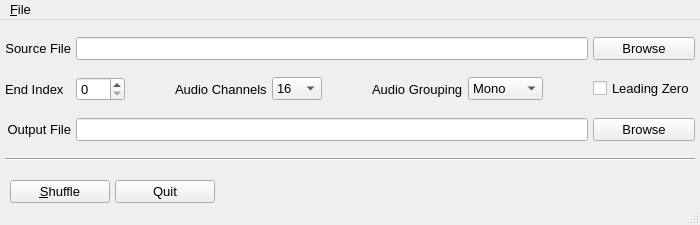
First picture: the form in UI/main_window.ui, repository themgineer/Ultrix-Audio-Shuffling-Generator, before the edit.
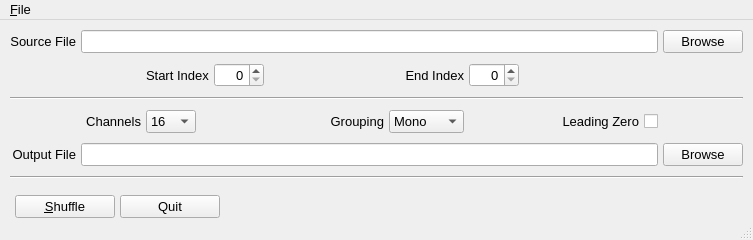
Second picture: the form after the edit. Icons and pictures are not drawn.

Commit message: Updated UI to include start index

```diff
--- a/UI/main_window.ui
+++ b/UI/main_window.ui
@@ -6,8 +6,8 @@
    <rect>
     <x>0</x>
     <y>0</y>
-    <width>700</width>
-    <height>225</height>
+    <width>753</width>
+    <height>240</height>
    </rect>
   </property>
   <property name="sizePolicy">
@@ -19,13 +19,13 @@
   <property name="minimumSize">
    <size>
     <width>700</width>
-    <height>225</height>
+    <height>240</height>
    </size>
   </property>
   <property name="maximumSize">
    <size>
     <width>16777215</width>
-    <height>225</height>
+    <height>240</height>
    </size>
   </property>
   <property name="sizeIncrement">
@@ -49,13 +49,13 @@
   <widget class="QWidget" name="centralwidget">
    <layout class="QGridLayout" name="gridLayout_2">
     <property name="leftMargin">
-     <number>5</number>
+     <number>10</number>
     </property>
     <property name="topMargin">
      <number>0</number>
     </property>
     <property name="rightMargin">
-     <number>5</number>
+     <number>10</number>
     </property>
     <property name="bottomMargin">
      <number>0</number>
@@ -105,6 +105,125 @@
        <property name="verticalSpacing">
         <number>0</number>
        </property>
+       <item row="3" column="6">
+        <widget class="QComboBox" name="cb_grouping">
+         <property name="sizePolicy">
+          <sizepolicy hsizetype="Fixed" vsizetype="Fixed">
+           <horstretch>0</horstretch>
+           <verstretch>0</verstretch>
+          </sizepolicy>
+         </property>
+         <property name="minimumSize">
+          <size>
+           <width>75</width>
+           <height>0</height>
+          </size>
+         </property>
+         <property name="maximumSize">
+          <size>
+           <width>75</width>
+           <height>16777215</height>
+          </size>
+         </property>
+         <item>
+          <property name="text">
+           <string>Mono</string>
+          </property>
+         </item>
+         <item>
+          <property name="text">
+           <string>Stereo</string>
+          </property>
+         </item>
+         <item>
+          <property name="text">
+           <string>Quad</string>
+          </property>
+         </item>
+         <item>
+          <property name="text">
+           <string>Octo</string>
+          </property>
+         </item>
+        </widget>
+       </item>
+       <item row="3" column="4">
+        <spacer name="horizontalSpacer">
+         <property name="orientation">
+          <enum>Qt::Orientation::Horizontal</enum>
+         </property>
+         <property name="sizeHint" stdset="0">
+          <size>
+           <width>40</width>
+           <height>20</height>
+          </size>
+         </property>
+        </spacer>
+       </item>
+       <item row="1" column="8" colspan="2">
+        <spacer name="horizontalSpacer_6">
+         <property name="orientation">
+          <enum>Qt::Orientation::Horizontal</enum>
+         </property>
+         <property name="sizeHint" stdset="0">
+          <size>
+           <width>40</width>
+           <height>20</height>
+          </size>
+         </property>
+        </spacer>
+       </item>
+       <item row="4" column="1" colspan="8">
+        <widget class="QLineEdit" name="le_outputFile"/>
+       </item>
+       <item row="1" column="4">
+        <widget class="QSpinBox" name="sb_start_index">
+         <property name="sizePolicy">
+          <sizepolicy hsizetype="Fixed" vsizetype="Fixed">
+           <horstretch>0</horstretch>
+           <verstretch>0</verstretch>
+          </sizepolicy>
+         </property>
+         <property name="maximumSize">
+          <size>
+           <width>50</width>
+           <height>16777215</height>
+          </size>
+         </property>
+         <property name="alignment">
+          <set>Qt::AlignmentFlag::AlignRight|Qt::AlignmentFlag::AlignTrailing|Qt::AlignmentFlag::AlignVCenter</set>
+         </property>
+         <property name="maximum">
+          <number>287</number>
+         </property>
+        </widget>
+       </item>
+       <item row="3" column="8">
+        <widget class="QCheckBox" name="ck_leadingZero">
+         <property name="toolTip">
+          <string>Check to enable leading zeroes on single digit numbers.</string>
+         </property>
+         <property name="layoutDirection">
+          <enum>Qt::LayoutDirection::RightToLeft</enum>
+         </property>
+         <property name="text">
+          <string>Leading Zero</string>
+         </property>
+        </widget>
+       </item>
+       <item row="3" column="2">
+        <widget class="QLabel" name="label_4">
+         <property name="toolTip">
+          <string>Set how many audio channels are in the database.</string>
+         </property>
+         <property name="text">
+          <string>Channels</string>
+         </property>
+         <property name="alignment">
+          <set>Qt::AlignmentFlag::AlignRight|Qt::AlignmentFlag::AlignTrailing|Qt::AlignmentFlag::AlignVCenter</set>
+         </property>
+        </widget>
+       </item>
        <item row="0" column="0">
         <widget class="QLabel" name="label">
          <property name="text">
@@ -115,7 +234,52 @@
          </property>
         </widget>
        </item>
-       <item row="1" column="4">
+       <item row="1" column="7">
+        <widget class="QSpinBox" name="sb_end_index">
+         <property name="sizePolicy">
+          <sizepolicy hsizetype="Fixed" vsizetype="Fixed">
+           <horstretch>0</horstretch>
+           <verstretch>0</verstretch>
+          </sizepolicy>
+         </property>
+         <property name="maximumSize">
+          <size>
+           <width>50</width>
+           <height>16777215</height>
+          </size>
+         </property>
+         <property name="layoutDirection">
+          <enum>Qt::LayoutDirection::LeftToRight</enum>
+         </property>
+         <property name="alignment">
+          <set>Qt::AlignmentFlag::AlignRight|Qt::AlignmentFlag::AlignTrailing|Qt::AlignmentFlag::AlignVCenter</set>
+         </property>
+         <property name="buttonSymbols">
+          <enum>QAbstractSpinBox::ButtonSymbols::UpDownArrows</enum>
+         </property>
+         <property name="maximum">
+          <number>287</number>
+         </property>
+        </widget>
+       </item>
+       <item row="5" column="0" colspan="10">
+        <widget class="Line" name="line">
+         <property name="orientation">
+          <enum>Qt::Orientation::Horizontal</enum>
+         </property>
+        </widget>
+       </item>
+       <item row="4" column="9">
+        <widget class="QPushButton" name="pb_outBrowse">
+         <property name="toolTip">
+          <string>Set or use autogenerated default file path for output file.</string>
+         </property>
+         <property name="text">
+          <string>Browse</string>
+         </property>
+        </widget>
+       </item>
+       <item row="3" column="3">
         <widget class="QComboBox" name="cb_channels">
          <property name="sizePolicy">
           <sizepolicy hsizetype="Fixed" vsizetype="Fixed">
@@ -163,27 +327,56 @@
          </item>
         </widget>
        </item>
+       <item row="1" column="5">
+        <spacer name="horizontalSpacer_4">
+         <property name="orientation">
+          <enum>Qt::Orientation::Horizontal</enum>
+         </property>
+         <property name="sizeHint" stdset="0">
+          <size>
+           <width>40</width>
+           <height>20</height>
+          </size>
+         </property>
+        </spacer>
+       </item>
        <item row="1" column="3">
-        <widget class="QLabel" name="label_4">
-         <property name="toolTip">
-          <string>Set how many audio channels are in the database.</string>
-         </property>
+        <widget class="QLabel" name="label_6">
          <property name="text">
-          <string>Audio Channels</string>
+          <string>Start Index</string>
          </property>
         </widget>
        </item>
-       <item row="0" column="9">
-        <widget class="QPushButton" name="pb_srcBrowse">
+       <item row="3" column="5">
+        <widget class="QLabel" name="label_3">
          <property name="toolTip">
           <string>Find source file exported from Ultrix Sources table.</string>
          </property>
+         <property name="layoutDirection">
+          <enum>Qt::LayoutDirection::LeftToRight</enum>
+         </property>
          <property name="text">
-          <string>Browse</string>
+          <string>Grouping</string>
          </property>
+         <property name="alignment">
+          <set>Qt::AlignmentFlag::AlignRight|Qt::AlignmentFlag::AlignTrailing|Qt::AlignmentFlag::AlignVCenter</set>
+         </property>
         </widget>
        </item>
-       <item row="2" column="0">
+       <item row="1" column="0" colspan="3">
+        <spacer name="horizontalSpacer_3">
+         <property name="orientation">
+          <enum>Qt::Orientation::Horizontal</enum>
+         </property>
+         <property name="sizeHint" stdset="0">
+          <size>
+           <width>40</width>
+           <height>20</height>
+          </size>
+         </property>
+        </spacer>
+       </item>
+       <item row="4" column="0">
         <widget class="QLabel" name="label_2">
          <property name="text">
           <string>Output File</string>
@@ -193,110 +386,6 @@
          </property>
         </widget>
        </item>
-       <item row="1" column="8">
-        <spacer name="horizontalSpacer_2">
-         <property name="orientation">
-          <enum>Qt::Orientation::Horizontal</enum>
-         </property>
-         <property name="sizeHint" stdset="0">
-          <size>
-           <width>40</width>
-           <height>20</height>
-          </size>
-         </property>
-        </spacer>
-       </item>
-       <item row="1" column="7">
-        <widget class="QComboBox" name="cb_grouping">
-         <property name="sizePolicy">
-          <sizepolicy hsizetype="Fixed" vsizetype="Fixed">
-           <horstretch>0</horstretch>
-           <verstretch>0</verstretch>
-          </sizepolicy>
-         </property>
-         <property name="minimumSize">
-          <size>
-           <width>75</width>
-           <height>0</height>
-          </size>
-         </property>
-         <property name="maximumSize">
-          <size>
-           <width>75</width>
-           <height>16777215</height>
-          </size>
-         </property>
-         <item>
-          <property name="text">
-           <string>Mono</string>
-          </property>
-         </item>
-         <item>
-          <property name="text">
-           <string>Stereo</string>
-          </property>
-         </item>
-         <item>
-          <property name="text">
-           <string>Quad</string>
-          </property>
-         </item>
-         <item>
-          <property name="text">
-           <string>Octo</string>
-          </property>
-         </item>
-        </widget>
-       </item>
-       <item row="1" column="1">
-        <widget class="QSpinBox" name="sb_index">
-         <property name="buttonSymbols">
-          <enum>QAbstractSpinBox::ButtonSymbols::UpDownArrows</enum>
-         </property>
-         <property name="maximum">
-          <number>287</number>
-         </property>
-        </widget>
-       </item>
-       <item row="1" column="2">
-        <spacer name="horizontalSpacer_4">
-         <property name="orientation">
-          <enum>Qt::Orientation::Horizontal</enum>
-         </property>
-         <property name="sizeHint" stdset="0">
-          <size>
-           <width>40</width>
-           <height>20</height>
-          </size>
-         </property>
-        </spacer>
-       </item>
-       <item row="1" column="9">
-        <widget class="QCheckBox" name="ck_leadingZero">
-         <property name="toolTip">
-          <string>Check to enable leading zeroes on single digit numbers.</string>
-         </property>
-         <property name="text">
-          <string>Leading Zero</string>
-         </property>
-        </widget>
-       </item>
-       <item row="1" column="5">
-        <spacer name="horizontalSpacer_3">
-         <property name="orientation">
-          <enum>Qt::Orientation::Horizontal</enum>
-         </property>
-         <property name="sizeHint" stdset="0">
-          <size>
-           <width>40</width>
-           <height>20</height>
-          </size>
-         </property>
-        </spacer>
-       </item>
-       <item row="2" column="1" colspan="8">
-        <widget class="QLineEdit" name="le_outputFile"/>
-       </item>
        <item row="0" column="1" colspan="8">
         <widget class="QLineEdit" name="le_sourceFile">
          <property name="clearButtonEnabled">
@@ -304,7 +393,30 @@
          </property>
         </widget>
        </item>
-       <item row="1" column="0">
+       <item row="0" column="9">
+        <widget class="QPushButton" name="pb_srcBrowse">
+         <property name="toolTip">
+          <string>Find source file exported from Ultrix Sources table.</string>
+         </property>
+         <property name="text">
+          <string>Browse</string>
+         </property>
+        </widget>
+       </item>
+       <item row="3" column="7">
+        <spacer name="horizontalSpacer_2">
+         <property name="orientation">
+          <enum>Qt::Orientation::Horizontal</enum>
+         </property>
+         <property name="sizeHint" stdset="0">
+          <size>
+           <width>40</width>
+           <height>20</height>
+          </size>
+         </property>
+        </spacer>
+       </item>
+       <item row="1" column="6">
         <widget class="QLabel" name="label_5">
          <property name="toolTip">
           <string>Set the index of the last source to use to generate audio sources.</string>
@@ -312,30 +424,13 @@
          <property name="text">
           <string>End Index</string>
          </property>
-        </widget>
-       </item>
-       <item row="1" column="6">
-        <widget class="QLabel" name="label_3">
-         <property name="toolTip">
-          <string>Set how you would like the audio to be grouped.</string>
+         <property name="alignment">
+          <set>Qt::AlignmentFlag::AlignRight|Qt::AlignmentFlag::AlignTrailing|Qt::AlignmentFlag::AlignVCenter</set>
          </property>
-         <property name="text">
-          <string>Audio Grouping</string>
-         </property>
         </widget>
        </item>
-       <item row="2" column="9">
-        <widget class="QPushButton" name="pb_outBrowse">
-         <property name="toolTip">
-          <string>Set or use autogenerated default file path for output file.</string>
-         </property>
-         <property name="text">
-          <string>Browse</string>
-         </property>
-        </widget>
-       </item>
-       <item row="3" column="0" colspan="10">
-        <widget class="Line" name="line">
+       <item row="2" column="0" colspan="10">
+        <widget class="Line" name="line_2">
          <property name="orientation">
           <enum>Qt::Orientation::Horizontal</enum>
          </property>
@@ -389,8 +484,8 @@
     <rect>
      <x>0</x>
      <y>0</y>
-     <width>700</width>
-     <height>33</height>
+     <width>753</width>
+     <height>23</height>
     </rect>
    </property>
    <widget class="QMenu" name="menuFile">
```
Left out of the diff: 81 changed lines with no effect on the pictures. The commit also changes 1 other file.
